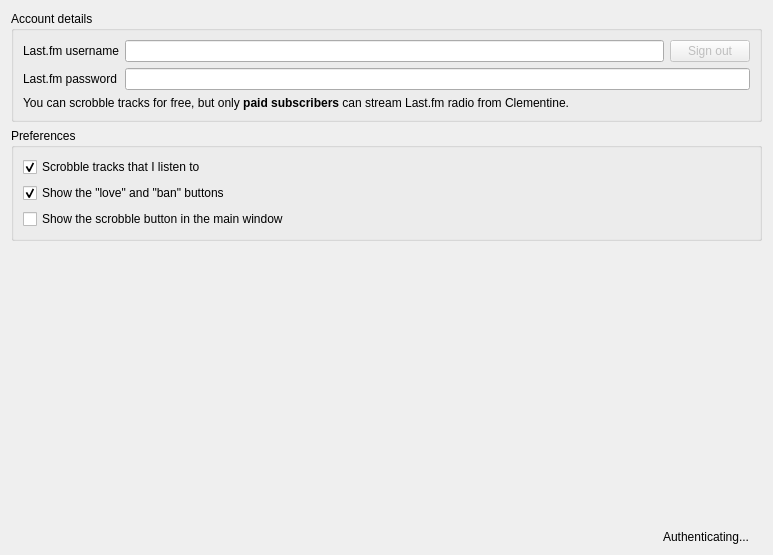
First picture: the form in src/radio/lastfmconfig.ui, repository clementine-player/Clementine, before the edit.
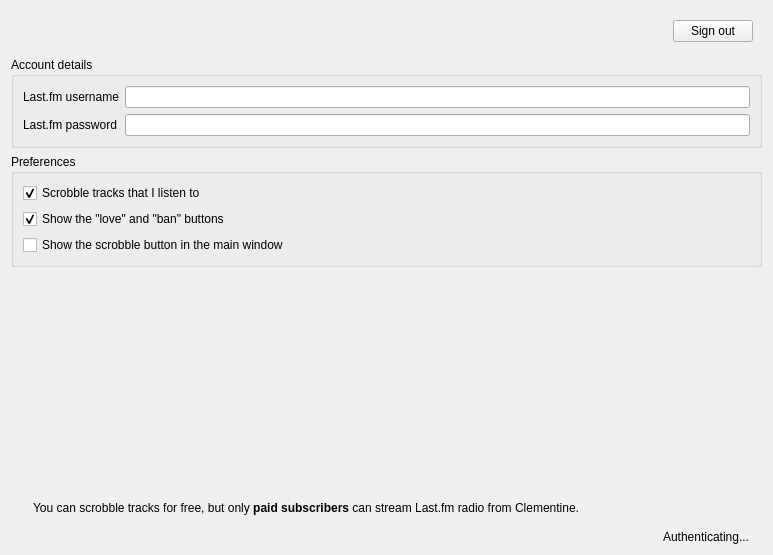
Second picture: the form after the edit. Custom widgets are drawn as their Qt base class.

Commit message: Revamped last.fm config dialog. Fixes issue 1053

Diff of the .ui file:
```diff
--- a/src/radio/lastfmconfig.ui
+++ b/src/radio/lastfmconfig.ui
@@ -11,60 +11,103 @@
    </rect>
   </property>
   <layout class="QVBoxLayout" name="verticalLayout_2">
+   <item>
+    <widget class="QFrame" name="frame">
+     <property name="frameShape">
+      <enum>QFrame::NoFrame</enum>
+     </property>
+     <property name="frameShadow">
+      <enum>QFrame::Plain</enum>
+     </property>
+     <property name="lineWidth">
+      <number>0</number>
+     </property>
+     <layout class="QHBoxLayout" name="horizontalLayout_3">
+      <item>
+       <widget class="QLabel" name="icon">
+        <property name="sizePolicy">
+         <sizepolicy hsizetype="Fixed" vsizetype="Preferred">
+          <horstretch>0</horstretch>
+          <verstretch>0</verstretch>
+         </sizepolicy>
+        </property>
+        <property name="text">
+         <string/>
+        </property>
+       </widget>
+      </item>
+      <item>
+       <widget class="QLabel" name="status">
+        <property name="sizePolicy">
+         <sizepolicy hsizetype="Preferred" vsizetype="Preferred">
+          <horstretch>0</horstretch>
+          <verstretch>0</verstretch>
+         </sizepolicy>
+        </property>
+        <property name="text">
+         <string/>
+        </property>
+        <property name="wordWrap">
+         <bool>true</bool>
+        </property>
+       </widget>
+      </item>
+      <item>
+       <widget class="QPushButton" name="sign_out">
+        <property name="enabled">
+         <bool>true</bool>
+        </property>
+        <property name="sizePolicy">
+         <sizepolicy hsizetype="Fixed" vsizetype="Preferred">
+          <horstretch>0</horstretch>
+          <verstretch>0</verstretch>
+         </sizepolicy>
+        </property>
+        <property name="text">
+         <string>Sign out</string>
+        </property>
+       </widget>
+      </item>
+     </layout>
+    </widget>
+   </item>
    <item>
     <widget class="QGroupBox" name="groupBox">
      <property name="title">
       <string>Account details</string>
      </property>
      <layout class="QFormLayout" name="formLayout">
-      <item row="0" column="0">
+      <property name="fieldGrowthPolicy">
+       <enum>QFormLayout::AllNonFixedFieldsGrow</enum>
+      </property>
+      <item row="1" column="0">
        <widget class="QLabel" name="label_2">
         <property name="text">
          <string>Last.fm username</string>
         </property>
        </widget>
       </item>
-      <item row="0" column="1">
+      <item row="1" column="1">
        <layout class="QHBoxLayout" name="horizontalLayout_2">
         <item>
          <widget class="QLineEdit" name="username"/>
         </item>
-        <item>
-         <widget class="QPushButton" name="sign_out">
-          <property name="enabled">
-           <bool>false</bool>
-          </property>
-          <property name="text">
-           <string>Sign out</string>
-          </property>
-         </widget>
-        </item>
        </layout>
       </item>
-      <item row="1" column="0">
+      <item row="2" column="0">
        <widget class="QLabel" name="label_3">
         <property name="text">
          <string>Last.fm password</string>
         </property>
        </widget>
       </item>
-      <item row="1" column="1">
+      <item row="2" column="1">
        <widget class="QLineEdit" name="password">
         <property name="echoMode">
          <enum>QLineEdit::Password</enum>
         </property>
        </widget>
       </item>
-      <item row="2" column="0" colspan="2">
-       <widget class="QLabel" name="label_7">
-        <property name="text">
-         <string>You can scrobble tracks for free, but only &lt;span style=&quot; font-weight:600;&quot;&gt;paid subscribers&lt;/span&gt; can stream Last.fm radio from Clementine.</string>
-        </property>
-        <property name="wordWrap">
-         <bool>true</bool>
-        </property>
-       </widget>
-      </item>
      </layout>
     </widget>
    </item>
@@ -117,6 +160,44 @@
      </property>
     </spacer>
    </item>
+   <item>
+    <widget class="QFrame" name="frame_2">
+     <property name="frameShape">
+      <enum>QFrame::NoFrame</enum>
+     </property>
+     <property name="frameShadow">
+      <enum>QFrame::Plain</enum>
+     </property>
+     <property name="lineWidth">
+      <number>0</number>
+     </property>
+     <layout class="QHBoxLayout" name="horizontalLayout_4">
+      <item>
+       <widget class="QLabel" name="label">
+        <property name="sizePolicy">
+         <sizepolicy hsizetype="Fixed" vsizetype="Preferred">
+          <horstretch>0</horstretch>
+          <verstretch>0</verstretch>
+         </sizepolicy>
+        </property>
+        <property name="text">
+         <string/>
+        </property>
+       </widget>
+      </item>
+      <item>
+       <widget class="QLabel" name="label_7">
+        <property name="text">
+         <string>You can scrobble tracks for free, but only &lt;span style=&quot; font-weight:600;&quot;&gt;paid subscribers&lt;/span&gt; can stream Last.fm radio from Clementine.</string>
+        </property>
+        <property name="wordWrap">
+         <bool>true</bool>
+        </property>
+       </widget>
+      </item>
+     </layout>
+    </widget>
+   </item>
    <item>
     <widget class="QWidget" name="busy" native="true">
      <layout class="QHBoxLayout" name="horizontalLayout">
```
Left out of the diff: 1 changed line with no effect on the pictures. The commit also changes 51 other files.
